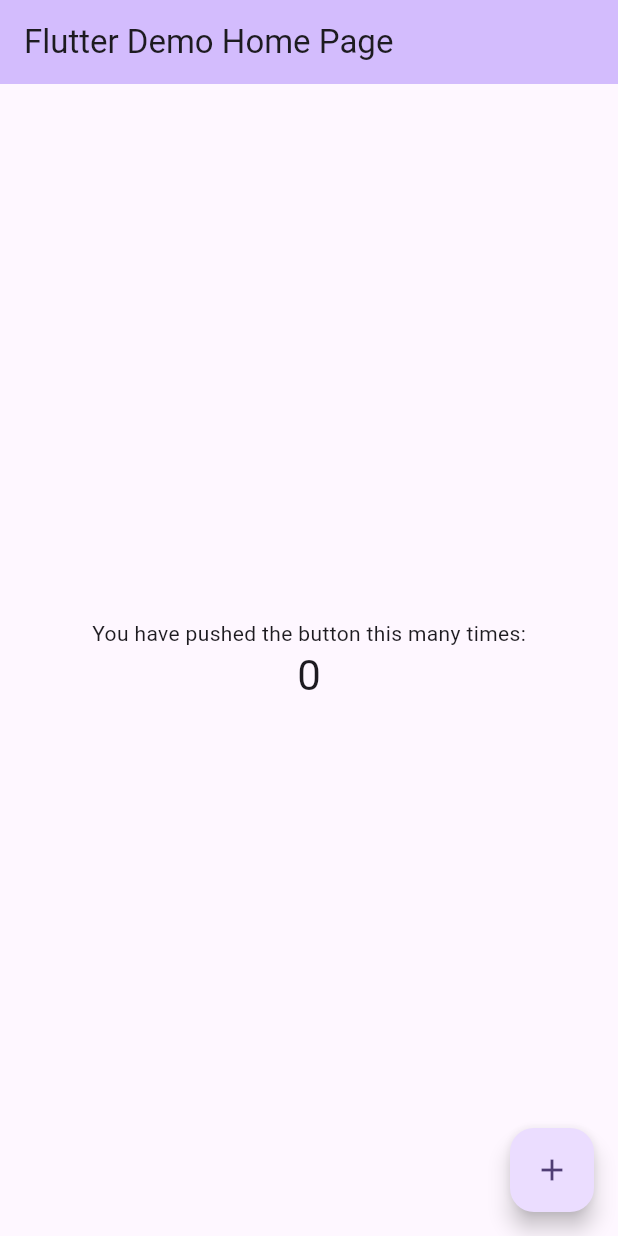
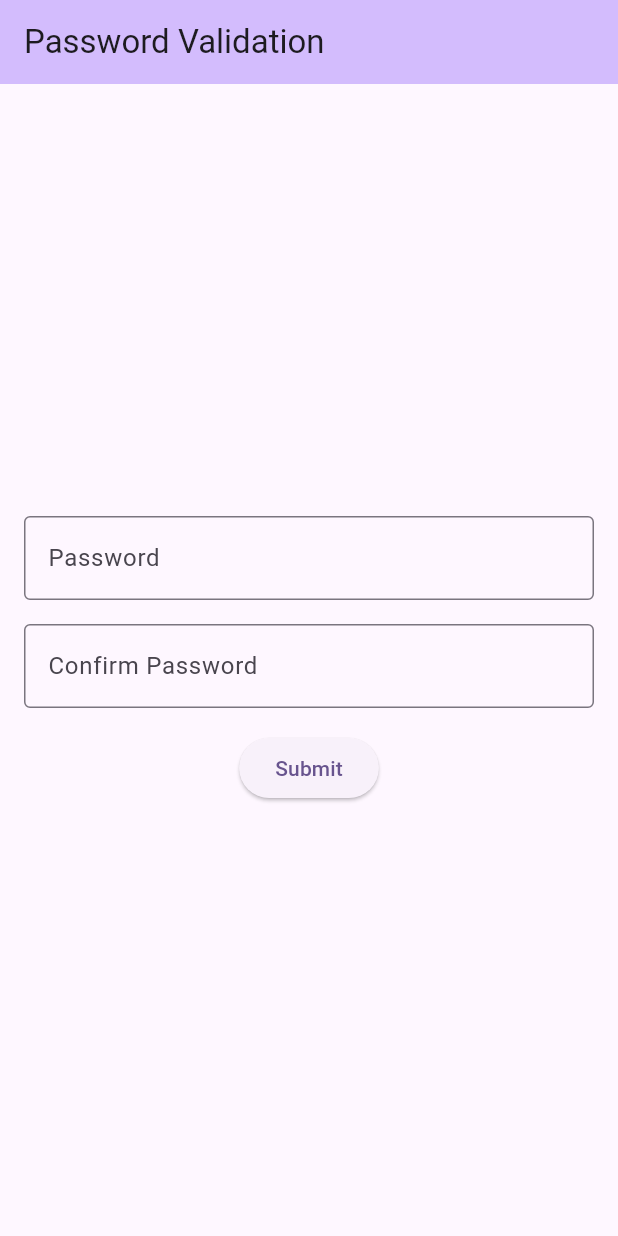
Before and after one commit to monchavin01/flutter-widget-test-example, a Flutter app: the screen it shows after launch, on a phone screen of 412 x 824 dp. Run offline on Flutter 3.47's test engine with Material 3 defaults, Android fonts, the phone set to English and light mode, and no system bars.

Commit message:
Create password validation page.

```diff
--- a/lib/main.dart
+++ b/lib/main.dart
@@ -7,119 +7,104 @@
 class MyApp extends StatelessWidget {
   const MyApp({super.key});
 
-  // This widget is the root of your application.
   @override
   Widget build(BuildContext context) {
     return MaterialApp(
-      title: 'Flutter Demo',
+      title: 'Password Validation Demo',
       theme: ThemeData(
-        // This is the theme of your application.
-        //
-        // TRY THIS: Try running your application with "flutter run". You'll see
-        // the application has a purple toolbar. Then, without quitting the app,
-        // try changing the seedColor in the colorScheme below to Colors.green
-        // and then invoke "hot reload" (save your changes or press the "hot
-        // reload" button in a Flutter-supported IDE, or press "r" if you used
-        // the command line to start the app).
-        //
-        // Notice that the counter didn't reset back to zero; the application
-        // state is not lost during the reload. To reset the state, use hot
-        // restart instead.
-        //
-        // This works for code too, not just values: Most code changes can be
-        // tested with just a hot reload.
         colorScheme: ColorScheme.fromSeed(seedColor: Colors.deepPurple),
         useMaterial3: true,
       ),
-      home: const MyHomePage(title: 'Flutter Demo Home Page'),
+      home: const PasswordValidationPage(),
     );
   }
 }
 
-class MyHomePage extends StatefulWidget {
-  const MyHomePage({super.key, required this.title});
-
-  // This widget is the home page of your application. It is stateful, meaning
-  // that it has a State object (defined below) that contains fields that affect
-  // how it looks.
-
-  // This class is the configuration for the state. It holds the values (in this
-  // case the title) provided by the parent (in this case the App widget) and
-  // used by the build method of the State. Fields in a Widget subclass are
-  // always marked "final".
-
-  final String title;
+class PasswordValidationPage extends StatefulWidget {
+  const PasswordValidationPage({super.key});
 
   @override
-  State<MyHomePage> createState() => _MyHomePageState();
+  State<PasswordValidationPage> createState() => _PasswordValidationPageState();
 }
 
-class _MyHomePageState extends State<MyHomePage> {
-  int _counter = 0;
+class _PasswordValidationPageState extends State<PasswordValidationPage> {
+  final _passwordController = TextEditingController();
+  final _confirmPasswordController = TextEditingController();
+  String? _errorMessage;
 
-  void _incrementCounter() {
+  @override
+  void dispose() {
+    _passwordController.dispose();
+    _confirmPasswordController.dispose();
+    super.dispose();
+  }
+
+  void _validatePassword() {
     setState(() {
-      // This call to setState tells the Flutter framework that something has
-      // changed in this State, which causes it to rerun the build method below
-      // so that the display can reflect the updated values. If we changed
-      // _counter without calling setState(), then the build method would not be
-      // called again, and so nothing would appear to happen.
-      _counter++;
+      if (_passwordController.text.isEmpty) {
+        _errorMessage = "Please enter password.";
+      } else if (_passwordController.text.length < 8) {
+        _errorMessage = "Please enter password at least 8 character.";
+      } else if (_passwordController.text != _confirmPasswordController.text) {
+        _errorMessage = "Invalid Password";
+      } else {
+        _errorMessage = null;
+      }
+    });
+  }
+
+  void _clearError() {
+    setState(() {
+      _errorMessage = null;
     });
   }
 
   @override
   Widget build(BuildContext context) {
-    // This method is rerun every time setState is called, for instance as done
-    // by the _incrementCounter method above.
-    //
-    // The Flutter framework has been optimized to make rerunning build methods
-    // fast, so that you can just rebuild anything that needs updating rather
-    // than having to individually change instances of widgets.
     return Scaffold(
       appBar: AppBar(
-        // TRY THIS: Try changing the color here to a specific color (to
-        // Colors.amber, perhaps?) and trigger a hot reload to see the AppBar
-        // change color while the other colors stay the same.
         backgroundColor: Theme.of(context).colorScheme.inversePrimary,
-        // Here we take the value from the MyHomePage object that was created by
-        // the App.build method, and use it to set our appbar title.
-        title: Text(widget.title),
+        title: const Text('Password Validation'),
       ),
-      body: Center(
-        // Center is a layout widget. It takes a single child and positions it
-        // in the middle of the parent.
+      body: Padding(
+        padding: const EdgeInsets.all(16.0),
         child: Column(
-          // Column is also a layout widget. It takes a list of children and
-          // arranges them vertically. By default, it sizes itself to fit its
-          // children horizontally, and tries to be as tall as its parent.
-          //
-          // Column has various properties to control how it sizes itself and
-          // how it positions its children. Here we use mainAxisAlignment to
-          // center the children vertically; the main axis here is the vertical
-          // axis because Columns are vertical (the cross axis would be
-          // horizontal).
-          //
-          // TRY THIS: Invoke "debug painting" (choose the "Toggle Debug Paint"
-          // action in the IDE, or press "p" in the console), to see the
-          // wireframe for each widget.
           mainAxisAlignment: MainAxisAlignment.center,
           children: <Widget>[
-            const Text(
-              'You have pushed the button this many times:',
+            TextField(
+              controller: _passwordController,
+              obscureText: true,
+              decoration: const InputDecoration(
+                labelText: 'Password',
+                border: OutlineInputBorder(),
+              ),
+              onChanged: (_) => _clearError(),
             ),
-            Text(
-              '$_counter',
-              style: Theme.of(context).textTheme.headlineMedium,
+            const SizedBox(height: 16),
+            TextField(
+              controller: _confirmPasswordController,
+              obscureText: true,
+              decoration: const InputDecoration(
+                labelText: 'Confirm Password',
+                border: OutlineInputBorder(),
+              ),
+              onChanged: (_) => _clearError(),
+            ),
+            if (_errorMessage != null) ...[
+              const SizedBox(height: 8),
+              Text(
+                _errorMessage!,
+                style: const TextStyle(color: Colors.red),
+              ),
+            ],
+            const SizedBox(height: 16),
+            ElevatedButton(
+              onPressed: _validatePassword,
+              child: const Text('Submit'),
             ),
           ],
         ),
       ),
-      floatingActionButton: FloatingActionButton(
-        onPressed: _incrementCounter,
-        tooltip: 'Increment',
-        child: const Icon(Icons.add),
-      ), // This trailing comma makes auto-formatting nicer for build methods.
     );
   }
 }
```
